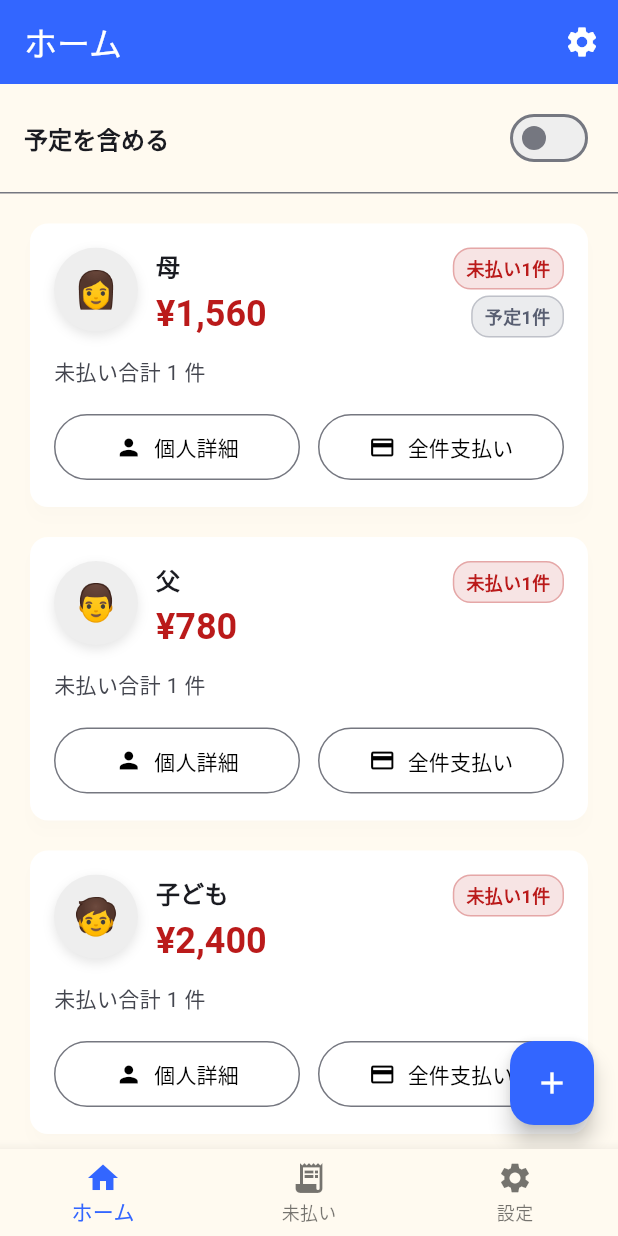
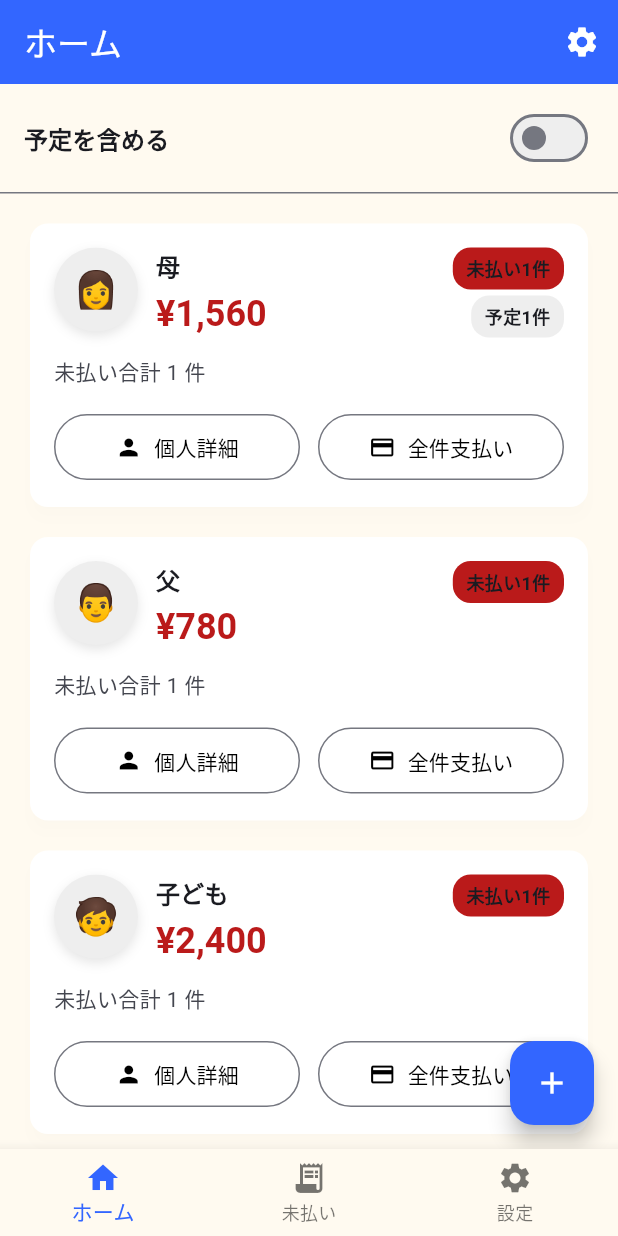
Before and after one commit to N-plus/PaymentCalendar, a Flutter app: the screen it shows after launch, on a phone screen of 412 x 824 dp. Run offline on Flutter 3.47's test engine with Material 3 defaults, Android fonts, the phone set to English and light mode, and no system bars; our stand-ins replace flutter_local_notifications, flutter_riverpod, image_picker, timezone.

Commit message:
Adjust planned badge color on home cards

```diff
--- a/lib/screens/home/home_screen.dart
+++ b/lib/screens/home/home_screen.dart
@@ -213,7 +213,7 @@ class _PersonSummaryTile extends ConsumerWidget {
                         const SizedBox(height: 4),
                         _CountBadge(
                           text: '予定${summary.plannedCount}件',
-                          color: colorScheme.secondary,
+                          color: const Color(0xFFEEEEEE),
                         ),
                       ],
                     ],
@@ -386,18 +386,29 @@ class _CountBadge extends StatelessWidget {
 
   @override
   Widget build(BuildContext context) {
-    final badgeColor = color ?? Theme.of(context).colorScheme.primary;
+    final theme = Theme.of(context);
+    final badgeColor = color ?? theme.colorScheme.primary;
+    final isCustomColor = color != null;
+    final backgroundColor = isCustomColor
+        ? badgeColor
+        : badgeColor.withOpacityValue(0.12);
+    final borderColor = isCustomColor
+        ? Colors.transparent
+        : badgeColor.withOpacityValue(0.3);
+    final textColor = isCustomColor
+        ? theme.colorScheme.onSurface
+        : badgeColor;
     return Container(
       padding: const EdgeInsets.symmetric(horizontal: 8, vertical: 4),
-        decoration: BoxDecoration(
-          color: badgeColor.withOpacityValue(0.12),
-          borderRadius: BorderRadius.circular(12),
-          border: Border.all(color: badgeColor.withOpacityValue(0.3)),
+      decoration: BoxDecoration(
+        color: backgroundColor,
+        borderRadius: BorderRadius.circular(12),
+        border: Border.all(color: borderColor),
       ),
       child: Text(
         text,
         style: TextStyle(
-          color: badgeColor,
+          color: textColor,
           fontSize: 12,
           fontWeight: FontWeight.w600,
         ),
```
